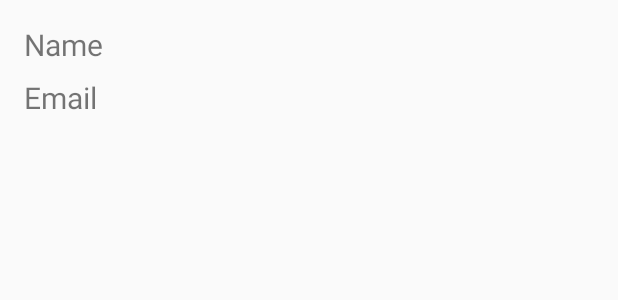
After one commit to Sai1365/Sample-App, an Android app built with Jetpack Compose: the layout activity_user_details.xml on its own in the app's theme, with its tools: preview values and no code run, on a phone screen of 412 x 824 dp. The commit adds this screen. Shown: the top 300 px of the screen. Run offline under Robolectric (Android 15) with nearby library versions, the phone set to English and light mode, and no system bars.

Commit message:
stored and displayed the user details from mail

```diff
--- a/MyApplication/app/src/main/java/com/example/myapplication/GoogleSignInViewModel.kt
+++ b/MyApplication/app/src/main/java/com/example/myapplication/GoogleSignInViewModel.kt
@@ -2,12 +2,14 @@ package com.example.myapplication
 
 import android.app.Application
 import androidx.lifecycle.AndroidViewModel
+import androidx.lifecycle.LiveData
 import androidx.lifecycle.viewModelScope
 import kotlinx.coroutines.Dispatchers
 import kotlinx.coroutines.launch
 
 class GoogleSignInViewModel(application: Application) : AndroidViewModel(application) {
     private val userDao = UserDatabase.getDatabase(application).userDao()
+    val allUsers: LiveData<List<User>> = userDao.getAllUsers()
 
     fun insertUser(user: User) {
         viewModelScope.launch(Dispatchers.IO) {
--- /dev/null
+++ b/MyApplication/app/src/main/res/layout/activity_user_details.xml
@@ -0,0 +1,23 @@
+<?xml version="1.0" encoding="utf-8"?>
+<LinearLayout
+    xmlns:android="http://schemas.android.com/apk/res/android"
+    android:orientation="vertical"
+    android:padding="16dp"
+    android:layout_width="match_parent"
+    android:layout_height="match_parent">
+
+    <TextView
+        android:id="@+id/tvName"
+        android:text="Name"
+        android:textSize="20sp"
+        android:layout_marginBottom="8dp"
+        android:layout_width="match_parent"
+        android:layout_height="wrap_content" />
+
+    <TextView
+        android:id="@+id/tvEmail"
+        android:text="Email"
+        android:textSize="20sp"
+        android:layout_width="match_parent"
+        android:layout_height="wrap_content" />
+</LinearLayout>
```
Also changed, not shown: MyApplication/app/src/main/AndroidManifest.xml (+15 -9 lines), MyApplication/app/src/main/java/com/example/myapplication/activities/MainActivity.kt (+6 -3 lines), MyApplication/app/src/main/java/com/example/myapplication/activities/UserDetailsActivity.kt (added, +31 -0 lines).
